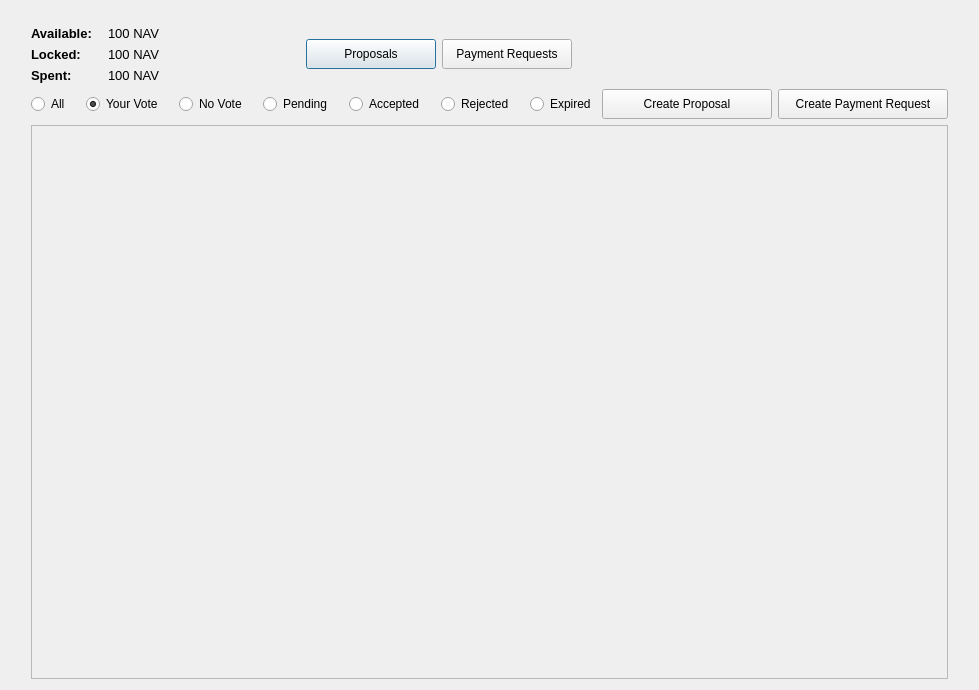
Above: src/qt/forms/communityfundpage.ui from navcoin/navcoin-core before the change. Below: the same form after it.
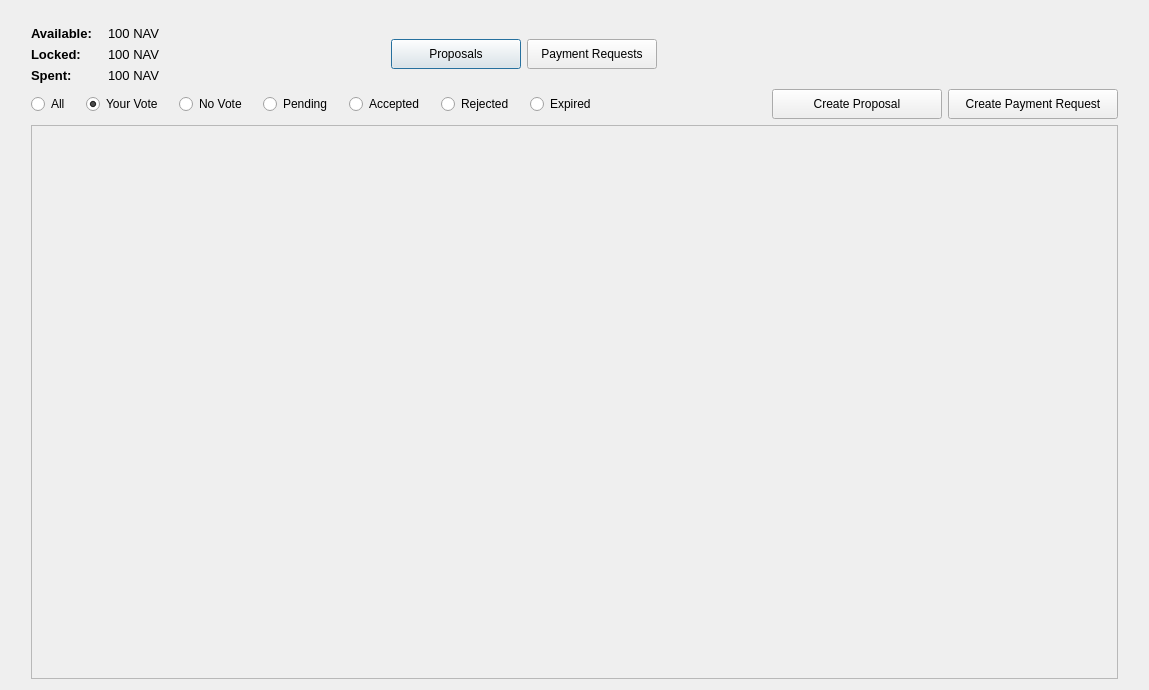
That is the form after the change.

```diff
--- a/src/qt/forms/communityfundpage.ui
+++ b/src/qt/forms/communityfundpage.ui
@@ -6,7 +6,7 @@
    <rect>
     <x>0</x>
     <y>0</y>
-    <width>979</width>
+    <width>1149</width>
     <height>690</height>
    </rect>
   </property>
@@ -597,8 +597,8 @@
            <rect>
             <x>0</x>
             <y>0</y>
-            <width>903</width>
-            <height>534</height>
+            <width>1059</width>
+            <height>517</height>
            </rect>
           </property>
           <property name="sizePolicy">
```
